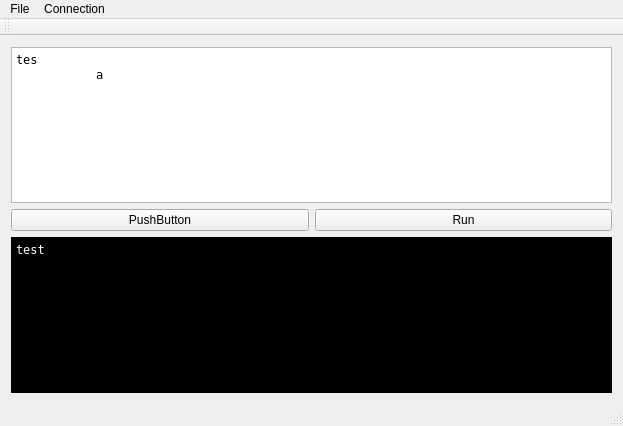
Above: software/hPyIDE/MainWindow.ui from hsrn24/hPyFramework before the change. Below: the same form after it.
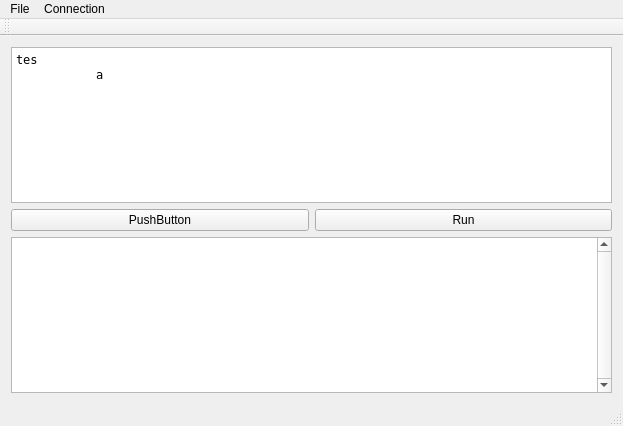
That is the form after the change.

Commit message: added parity and stopbits to connect method, fixed console background, added autoscroll

Diff of the .ui file:
```diff
--- a/software/hPyIDE/MainWindow.ui
+++ b/software/hPyIDE/MainWindow.ui
@@ -80,21 +80,23 @@
         <number>0</number>
        </property>
        <item row="0" column="0">
-        <widget class="QPlainTextEdit" name="tbConsole">
+        <widget class="QTextEdit" name="tbConsole">
          <property name="font">
           <font>
            <family>DejaVu Sans Mono</family>
           </font>
          </property>
-         <property name="styleSheet">
-          <string notr="true">background-color: rgb(0, 0, 0);
-color: rgb(255, 255, 255);</string>
+         <property name="verticalScrollBarPolicy">
+          <enum>Qt::ScrollBarAlwaysOn</enum>
+         </property>
+         <property name="undoRedoEnabled">
+          <bool>false</bool>
          </property>
          <property name="readOnly">
           <bool>true</bool>
          </property>
-         <property name="plainText">
-          <string>test</string>
+         <property name="acceptRichText">
+          <bool>false</bool>
          </property>
         </widget>
        </item>
```
The commit also changes 5 other files.
